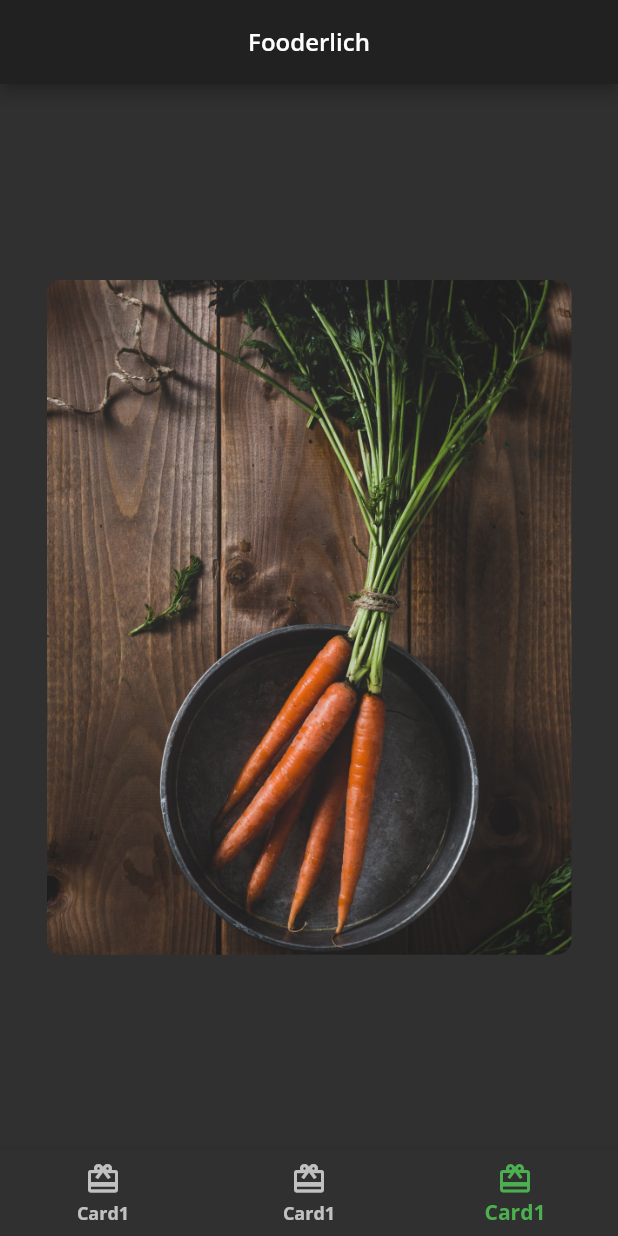
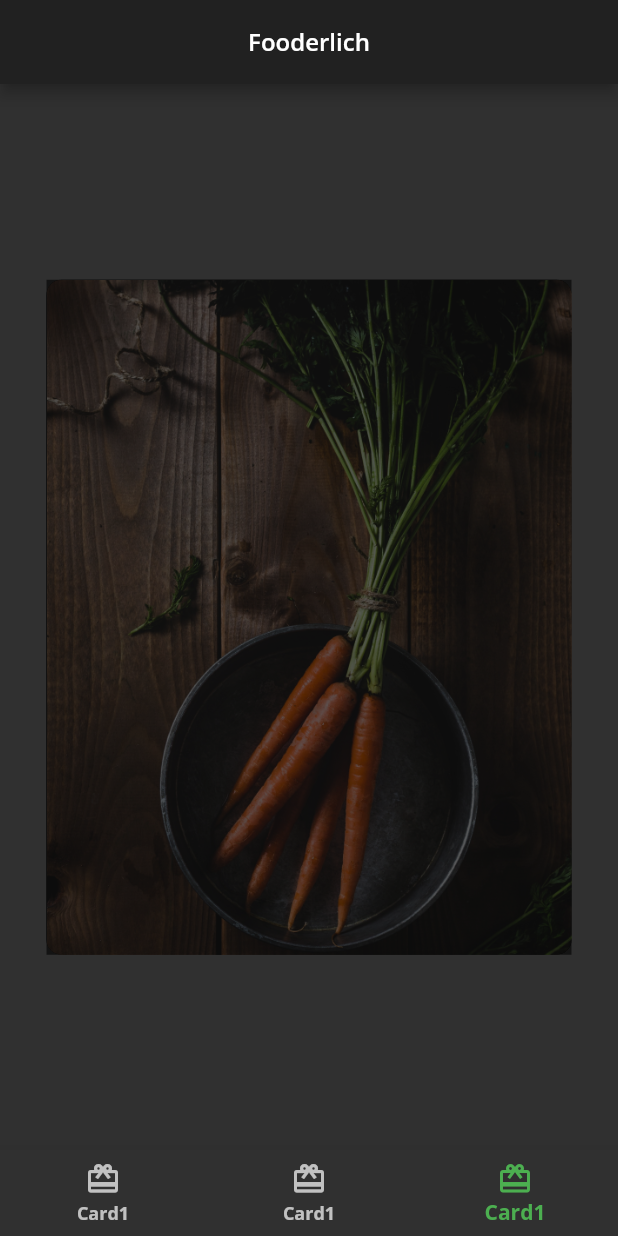
Before and after one commit to robsenshemsedin/flutter-apprentice, a Flutter app: the screen it shows after launch, item 3 of the bottom bar chosen, on a phone screen of 412 x 824 dp. Run offline on Flutter 3.47's test engine with Material 2 defaults, Android fonts, the phone set to English and light mode, and no system bars; our stand-ins replace google_fonts.

Commit message:
Composing the dark overlay

```diff
--- a/04-understanding-widgets/projects/fooderlich/lib/card3.dart
+++ b/04-understanding-widgets/projects/fooderlich/lib/card3.dart
@@ -11,18 +11,19 @@ class Card3 extends StatelessWidget {
           width: 350,
           height: 450,
         ),
-        decoration: const BoxDecoration(
+        decoration: BoxDecoration(
+          color: Colors.black.withOpacity(0.9),
           image: DecorationImage(
             image: AssetImage('assets/images/mag2.png'),
             fit: BoxFit.cover,
           ),
           borderRadius: BorderRadius.all(Radius.circular(10.0)),
         ),
-        child: const Stack(
+        child: Stack(
           children: [
-            // TODO 5: add dark overlay BoxDecoration
-            // TODO 6: Add Container, Column, Icon and Text
-            // TODO 7: Add Center widget with Chip widget
+            Container(
+              color: Colors.black.withOpacity(0.6),
+            )
           ],
         ),
       ),
```
